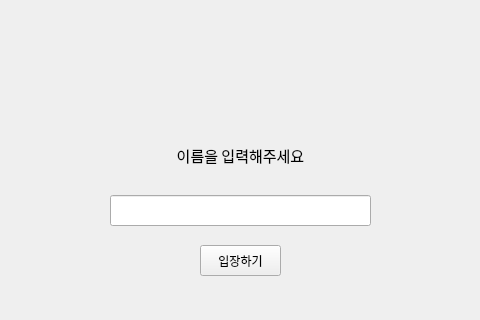
First picture: the form in ui/chat.ui, repository dustn011/networkProject, before the edit; both pictures show x 260 to 740 and y 105 to 425 of the 1001 by 690 pixel window.
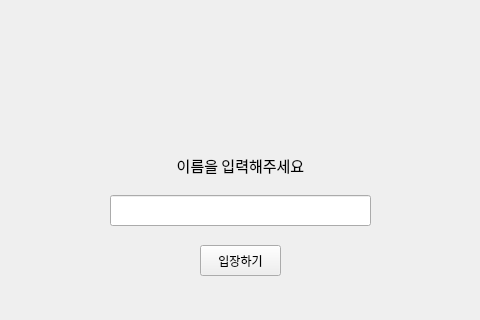
Second picture: the form after the edit.

Commit message: 02.01 ui 수정, 데이터 전송할 때 리스트에 식별자 넣음, 접속 인원 보여주기 기능 추가

Diff of the .ui file:
```diff
--- a/ui/chat.ui
+++ b/ui/chat.ui
@@ -58,7 +58,7 @@
      <property name="geometry">
       <rect>
        <x>420</x>
-       <y>240</y>
+       <y>250</y>
        <width>161</width>
        <height>41</height>
       </rect>
```
Left out of the diff: 6 changed lines with no effect on the pictures. The commit also changes 2 other files.
